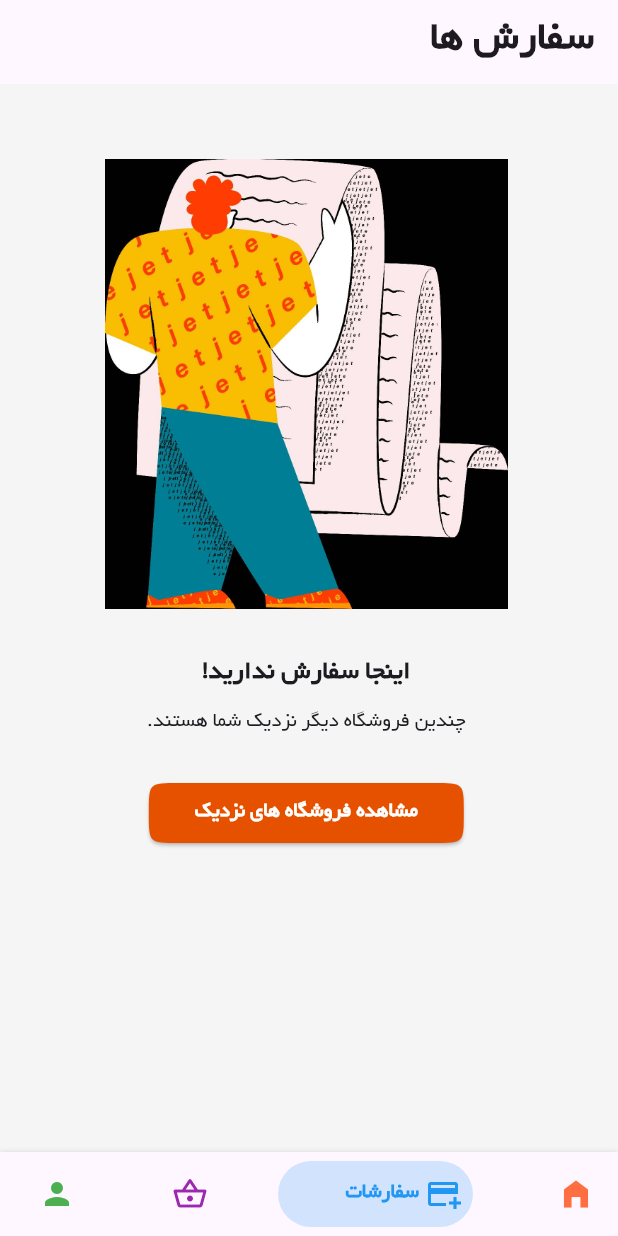
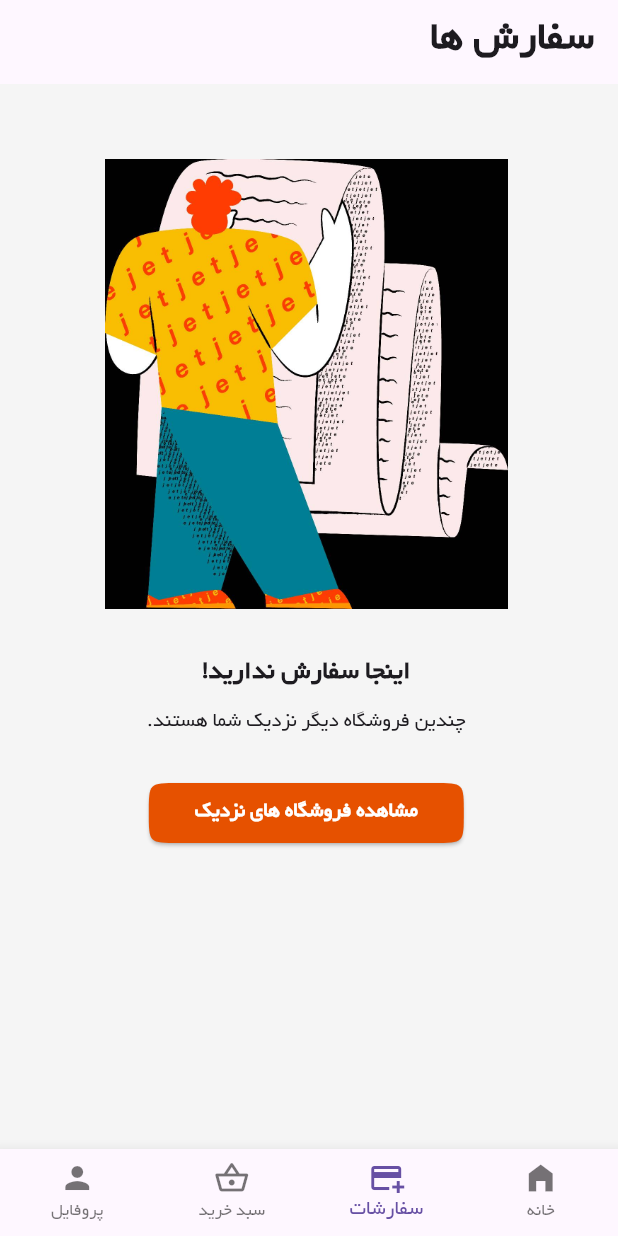
Before and after one commit to Ali3nti/abd_shop, a Flutter app: the HomePage screen opened directly, item 2 of the bottom bar chosen, on a phone screen of 412 x 824 dp. Run offline on Flutter 3.47's test engine with Material 3 defaults, Android fonts, the phone set to English and light mode, and no system bars; drawn by our look-alikes of bottom_navy_bar; our stand-ins replace connectivity_plus, flutter_spinkit, smooth_page_indicator; network calls fail.

```diff
--- a/lib/screens/home/home_page.dart
+++ b/lib/screens/home/home_page.dart
@@ -1,5 +1,5 @@
 import 'package:abd_shop/screens/home/components/home_body.dart';
-import 'package:bottom_navy_bar/bottom_navy_bar.dart';
+import 'package:abd_shop/widget/bottom_navy_bar.dart';
 import 'package:flutter/material.dart';
 import 'package:flutter/services.dart';
 import '../cart/cart_page.dart';
@@ -85,46 +85,34 @@ class _HomePageState extends State<HomePage> {
       },
       child: Scaffold(
         body: screens[currentIndex],
-        bottomNavigationBar: BottomNavyBar(
-          selectedIndex: currentIndex,
-          onItemSelected: (index) {
-            setState(() {
-              currentIndex = index;
-            });
+        bottomNavigationBar: BottomNavigationBar(type: BottomNavigationBarType.fixed,
+          currentIndex: currentIndex,
+          onTap: (index) {
+            setState(
+              () {
+                currentIndex = index;
+              },
+            );
           },
           items: [
-            BottomNavyBarItem(
-                icon: Icon(Icons.home_filled),
-                title: Text("خانه"),
-                activeColor: Colors.deepOrangeAccent),
-            BottomNavyBarItem(
-                icon: Icon(Icons.add_card),
-                title: Text("سفارشات"),
-                activeColor: Colors.blue),
-            BottomNavyBarItem(
-                icon: Icon(Icons.shopping_basket_outlined),
-                title: Text("سبد خرید"),
-                activeColor: Colors.purple),
-            BottomNavyBarItem(
-                icon: Icon(Icons.person),
-                title: Text("پروفایل"),
-                activeColor: Colors.green),
+            BottomNavigationBarItem(
+              icon: Icon(Icons.home_filled),
+              label: "خانه"
+            ),
+            BottomNavigationBarItem(
+              icon: Icon(Icons.add_card_outlined),
+              label: "سفارشات"
+            ),
+            BottomNavigationBarItem(
+              icon: Icon(Icons.shopping_basket_outlined),
+              label: "سبد خرید"
+            ),
+            BottomNavigationBarItem(
+              icon: Icon(Icons.person),
+              label: "پروفایل"
+            ),
           ],
         ),
-        // bottomNavigationBar: Container(
-        //   color: Colors.green.shade500,
-        //   height: 50,
-        //   child: Row(
-        //     mainAxisAlignment: MainAxisAlignment.spaceAround,
-        //     children: [
-        //       Circle(iconData: Icons.home_filled, text: "صفحه اصلی"),
-        //       Circle(
-        //           iconData: Icons.shopping_basket_outlined, text: "سبد خرید"),
-        //       Circle(iconData: Icons.person_outline, text: "حساب"),
-        //       Circle(iconData: Icons.menu, text: "منو"),
-        //     ],
-        //   ),
-        // ),
       ),
     );
   }
```
